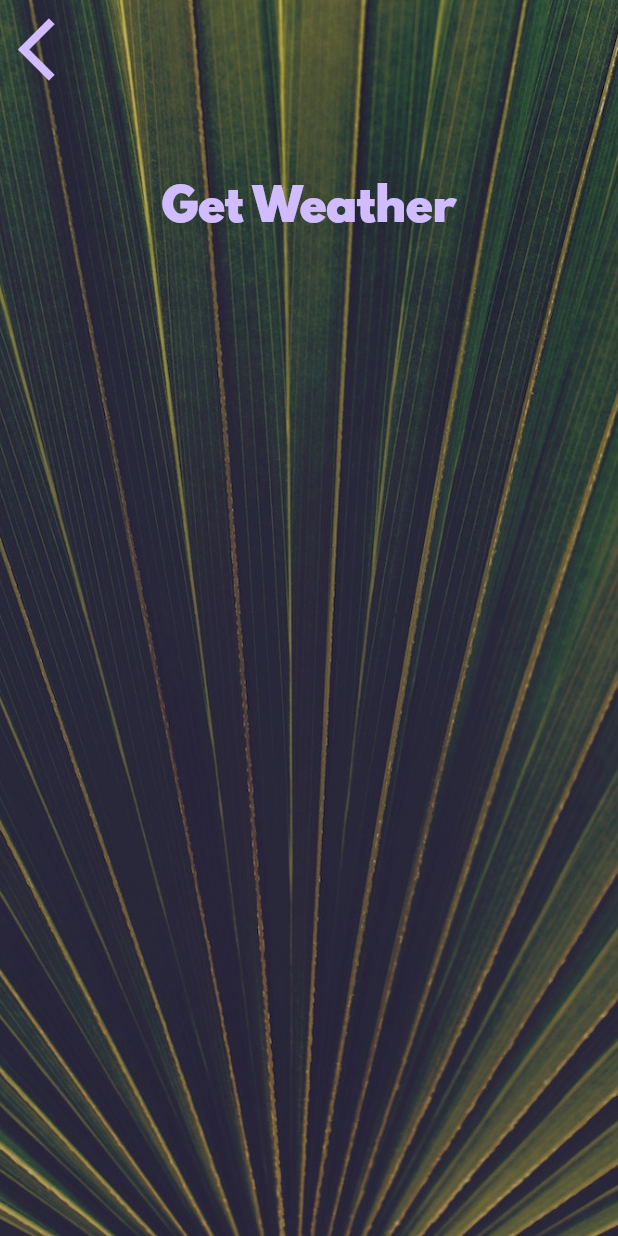
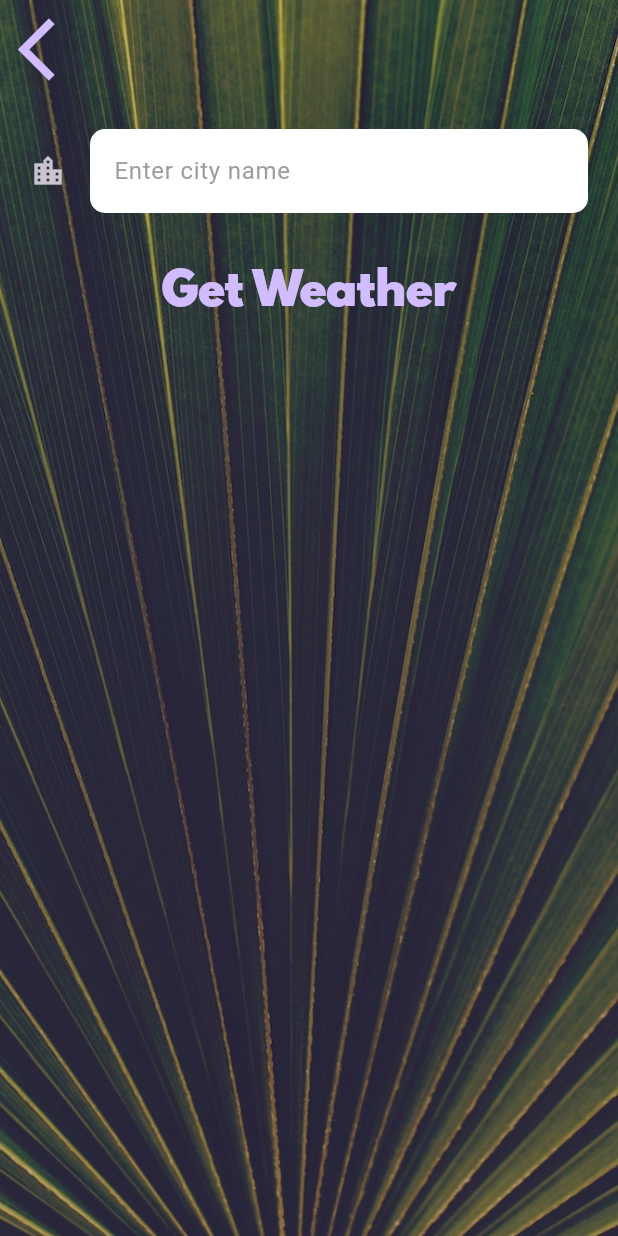
Before and after one commit to ahmedrsamak/clima_weather_app, a Flutter app: the CityScreen screen opened directly, on a phone screen of 412 x 824 dp. Run offline on Flutter 3.47's test engine with Material 3 defaults, Android fonts, the phone set to English and light mode, and no system bars; our stand-ins replace flutter_spinkit, geolocator; network calls fail.

Commit message:
updated city_screen.dart and application is ready now for deployment

```diff
--- a/lib/screens/city_screen.dart
+++ b/lib/screens/city_screen.dart
@@ -8,6 +8,7 @@ class CityScreen extends StatefulWidget {
 }
 
 class _CityScreenState extends State<CityScreen> {
+  String? cityName;
   @override
   Widget build(BuildContext context) {
     return Scaffold(
@@ -34,10 +35,18 @@ class _CityScreenState extends State<CityScreen> {
               ),
               Container(
                 padding: EdgeInsets.all(20.0),
-                child: null,
+                child: TextField(
+                  style: TextStyle(color: Colors.black),
+                  decoration:kTextFieldInputDecoration,
+                  onChanged: (controller){
+                    cityName = controller;
+                  },
+                ),
               ),
               TextButton(
-                onPressed: () {},
+                onPressed: () {
+                  Navigator.pop(context,cityName);
+                },
                 child: Text(
                   'Get Weather',
                   style: kButtonTextStyle,
--- a/lib/utilities/constants.dart
+++ b/lib/utilities/constants.dart
@@ -18,3 +18,16 @@ const kButtonTextStyle = TextStyle(
 const kConditionTextStyle = TextStyle(
   fontSize: 100.0,
 );
+const kTextFieldInputDecoration = InputDecoration(
+  filled: true,
+  fillColor: Colors.white,
+  icon: Icon(Icons.location_city),
+  hintText: "Enter city name",
+  hintStyle: TextStyle(color: Colors.grey),
+  border: OutlineInputBorder(
+    borderRadius: BorderRadius.all(
+      Radius.circular(10),
+    ),
+    borderSide: BorderSide.none,
+  ),
+);
```
